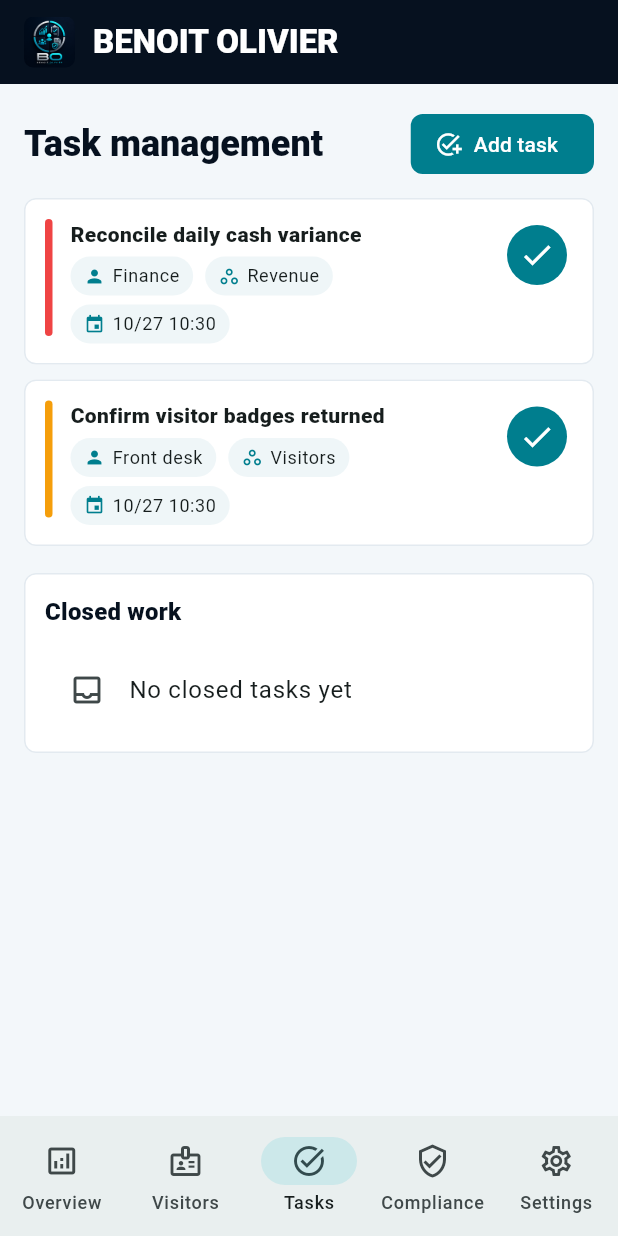
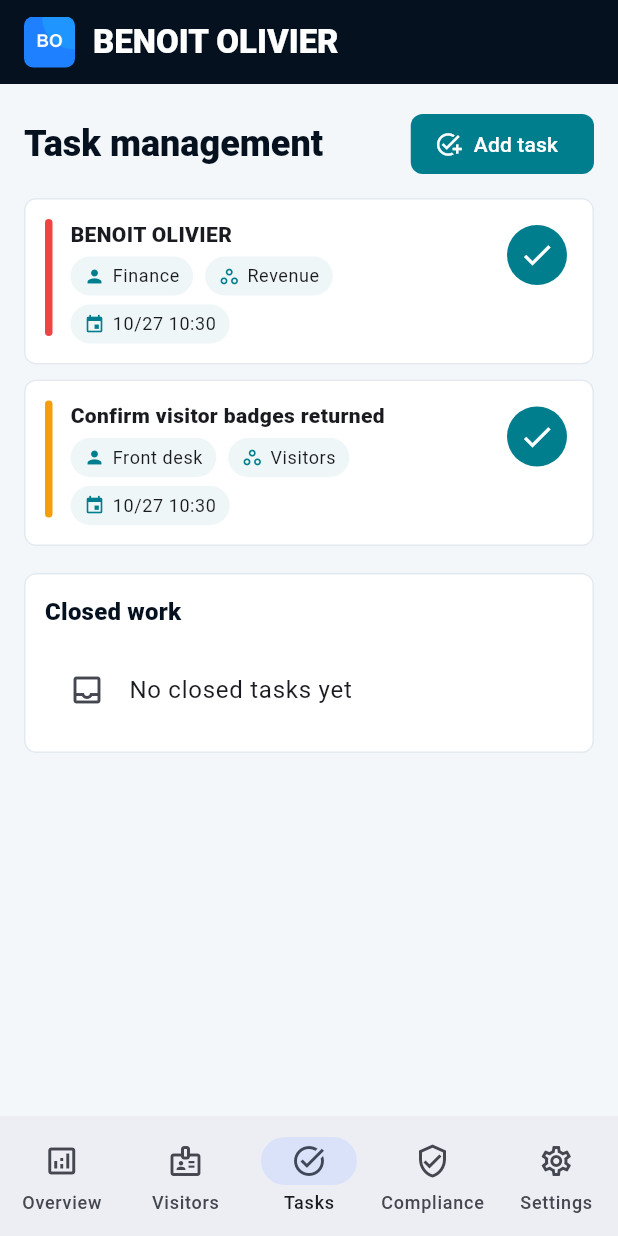
Before and after one commit to EOOrga/68d9d10a1299230338dbbdc7, a Flutter app: the screen it shows after launch, item 3 of the bottom bar chosen, on a phone screen of 412 x 824 dp. Run offline on Flutter 3.47's test engine with Material 3 defaults, Android fonts, the phone set to English and light mode, and no system bars; our stand-ins replace shared_preferences.

Commit message:
Create Flutter variant com.ibmba.benoitolivier

```diff
--- a/lib/main.dart
+++ b/lib/main.dart
@@ -6,7 +6,7 @@
 
 const _brandName = 'BENOIT OLIVIER';
 const _primaryNavy = Color(0xFF06111F);
-const _electricCyan = Color(0xFF04D9E8);
+const _electricCyan = Color(0xFF1F80FF);
 const _success = Color(0xFF2DD4BF);
 const _warning = Color(0xFFF59E0B);
 const _danger = Color(0xFFEF4444);
@@ -459,7 +459,7 @@
     tasks = [
       OpsTask(
         id: 't1',
-        title: 'Reconcile daily cash variance',
+        title: 'BENOIT OLIVIER',
         owner: 'Finance',
         area: 'Revenue',
         dueDate: now.add(const Duration(days: 1)),
--- a/pubspec.yaml
+++ b/pubspec.yaml
@@ -1,4 +1,4 @@
-name: benoit_olivier
+name: benoitolivier
 description: Local operations workspace for BENOIT OLIVIER.
 publish_to: 'none'
 version: 1.0.0+1
@@ -21,6 +21,8 @@
   android: true
   ios: false
   image_path: "docs/icon.png"
+  adaptive_icon_foreground: docs/icon.png
+  adaptive_icon_background: "#1FF0FF"
   min_sdk_android: 23
 
 flutter:
```
Also changed, not shown: docs/icon.png, 11 other files.
